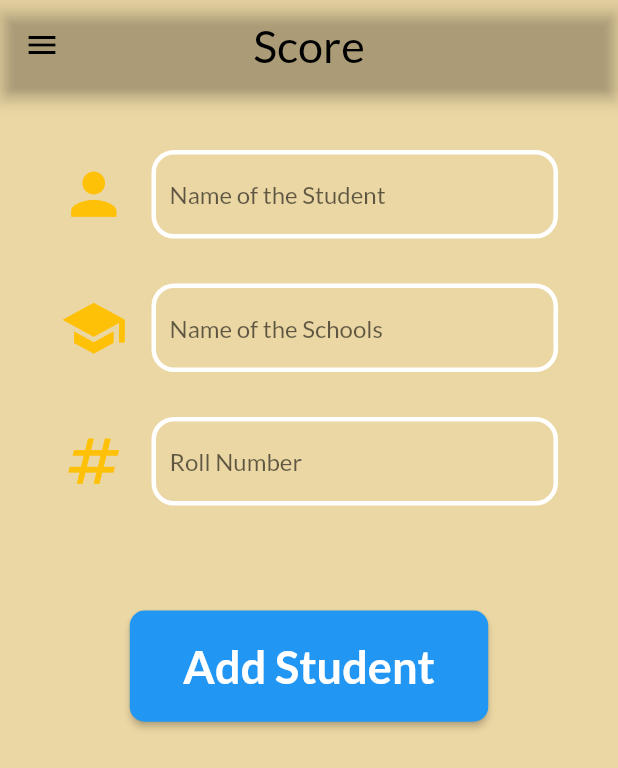
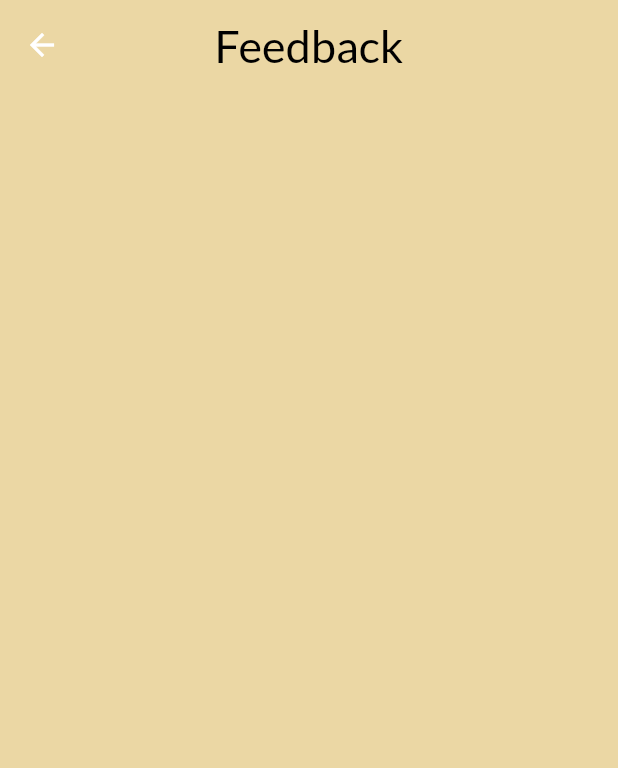
Before and after one commit to hshsni/YFS, a Flutter app: the Student screen opened directly, in the side drawer, after a tap on "Feedback", on a phone screen of 412 x 824 dp. Shown: the top 768 px of the screen. Run offline on Flutter 3.47's test engine with Material 2 defaults, Android fonts, the phone set to English and light mode, and no system bars; our stand-ins replace cloud_firestore, curved_navigation_bar, firebase_auth, firebase_core, firebase_storage, font_awesome_flutter and 3 more; missing offline and left inert: cloud_firestore_web, firebase_auth_web, firebase_core_web, firebase_database_web, firebase_messaging_web, firebase_storage_web and 1 more; accounts and stored records are empty.

Commit message:
Merge remote-tracking branch 'origin/main'
# Conflicts:
#	lib/main.dart
#	pubspec.lock

```diff
--- /dev/null
+++ b/lib/Pages/Feedback.dart
@@ -0,0 +1,42 @@
+import 'dart:io';
+import 'package:cloud_firestore/cloud_firestore.dart';
+import 'package:firebase_storage/firebase_storage.dart';
+import 'package:flutter/material.dart';
+import 'package:get/get.dart';
+import 'package:image_picker/image_picker.dart';
+class Feedback1 extends StatefulWidget {
+  const Feedback1({Key? key}) : super(key: key);
+
+  @override
+  State<Feedback1> createState() => _FeedbackState();
+}
+
+class _FeedbackState extends State<Feedback1> {
+
+  List<File> images = [];
+
+  TextEditingController nameController = TextEditingController();
+
+  @override
+  Widget build(BuildContext context) {
+    return Scaffold(
+      appBar: AppBar(
+      toolbarHeight: 60,
+      title: const Text(
+        'Feedback',
+        style: TextStyle(
+            fontSize: 30,
+            color: Colors.black
+        ),
+      ),
+      centerTitle: true,
+      backgroundColor: Colors.transparent,
+      elevation: 0,
+    ),
+      backgroundColor:  Color.fromARGB(255,235,215,164),
+      body: Container(
+
+    ),
+    );
+  }
+}
--- a/lib/Utils/AppDrawer.dart
+++ b/lib/Utils/AppDrawer.dart
@@ -2,6 +2,7 @@ import 'package:firebase_auth/firebase_auth.dart';
 import 'package:flutter/cupertino.dart';
 import 'package:flutter/material.dart';
 import 'package:youth_compass_application/Login%20Files/login_page.dart';
+import 'package:youth_compass_application/Pages/Feedback.dart';
 
 class AppDrawer extends StatelessWidget {
   const AppDrawer({Key? key}) : super(key: key);
@@ -57,7 +58,8 @@ class AppDrawer extends StatelessWidget {
           ListTile(
             leading: const Icon(Icons.border_color),
             title: const Text('Feedback'),
-            onTap: () => {Navigator.of(context).pop()},
+            onTap: () => {Navigator.push(context,
+            MaterialPageRoute(builder: (_) => Feedback1()))},
           ),
           ListTile(
             leading: const Icon(Icons.exit_to_app),
--- a/pubspec.yaml
+++ b/pubspec.yaml
@@ -48,6 +48,9 @@ dependencies:
   slide_to_act: ^2.0.1
   font_awesome_flutter: ^10.4.0
   google_fonts: ^4.0.3
+  get: ^4.6.5
+  image_picker: ^0.8.5+3
+
 
 dev_dependencies:
   flutter_test:
```
Also changed, not shown: pubspec.lock.
